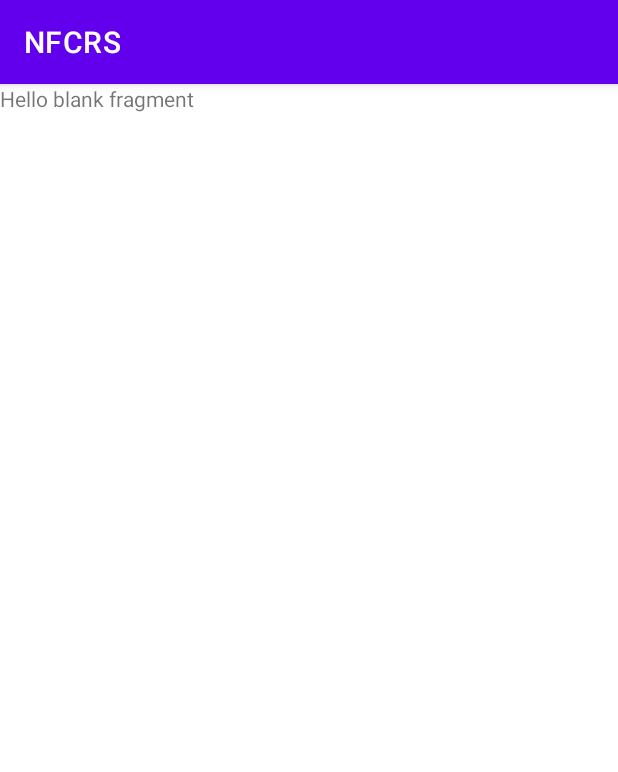
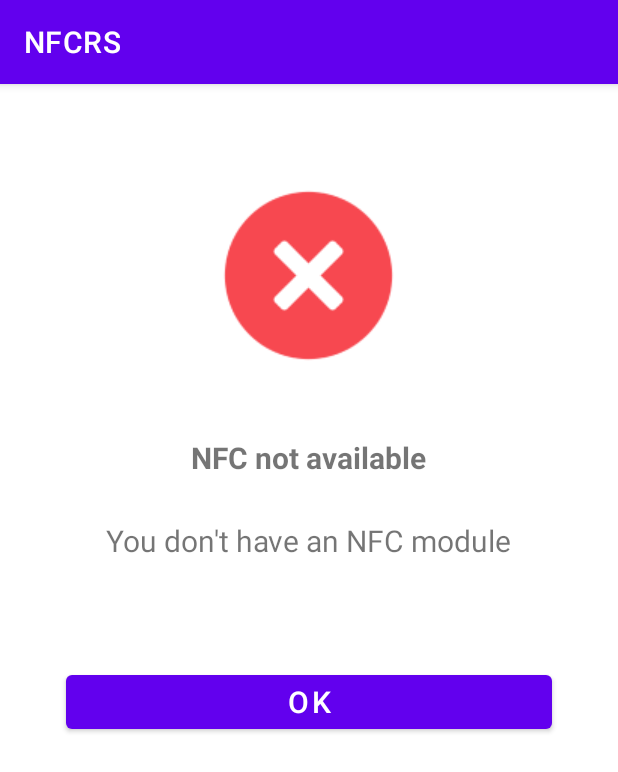
Before and after one commit to Xek0mb1k/NFC_RS, an Android app: the fragment NfcOffFragment shown on its own in the app's theme, on a phone screen of 412 x 824 dp. Shown: the top 772 px of the screen. Run offline under Robolectric (Android 15) with nearby library versions, the phone set to English and light mode, and no system bars.

Commit message:
Create error fragment_error.xml

```diff
--- a/app/src/main/java/com/xekombik/nfcrg/NfcOffFragment.kt
+++ b/app/src/main/java/com/xekombik/nfcrg/ErrorFragment.kt
@@ -34,7 +34,7 @@ class NfcOffFragment : Fragment() {
         savedInstanceState: Bundle?
     ): View? {
         // Inflate the layout for this fragment
-        return inflater.inflate(R.layout.fragment_nfc_off, container, false)
+        return inflater.inflate(R.layout.fragment_error, container, false)
     }
 
     companion object {
--- a/app/src/main/java/com/xekombik/nfcrg/NotAvailableFragment.kt
+++ /dev/null
@@ -1,20 +0,0 @@
-package com.xekombik.nfcrg
-
-import android.os.Bundle
-import androidx.fragment.app.Fragment
-import android.view.LayoutInflater
-import android.view.View
-import android.view.ViewGroup
-
-class NotAvailableFragment : Fragment() {
-
-
-
-    override fun onCreateView(
-        inflater: LayoutInflater, container: ViewGroup?,
-        savedInstanceState: Bundle?
-    ): View? {
-        // Inflate the layout for this fragment
-        return inflater.inflate(R.layout.fragment_not_available, container, false)
-    }
-}
--- /dev/null
+++ b/app/src/main/res/layout/fragment_error.xml
@@ -0,0 +1,54 @@
+<?xml version="1.0" encoding="utf-8"?>
+<FrameLayout xmlns:android="http://schemas.android.com/apk/res/android"
+    xmlns:tools="http://schemas.android.com/tools"
+    android:layout_width="match_parent"
+    android:layout_height="match_parent"
+    tools:context=".NfcOffFragment">
+
+    <LinearLayout
+        android:layout_width="match_parent"
+        android:layout_height="match_parent"
+        android:orientation="vertical"
+        tools:ignore="UselessParent">
+
+        <ImageView
+            android:id="@+id/errorImage"
+            android:layout_width="wrap_content"
+            android:layout_height="wrap_content"
+            android:layout_gravity="center_horizontal"
+            android:layout_marginTop="70dp"
+            android:contentDescription="@string/error"
+            android:src="@drawable/error_not_available" />
+
+        <TextView
+            android:id="@+id/errorName"
+            android:layout_width="wrap_content"
+            android:layout_height="wrap_content"
+            android:layout_gravity="center_horizontal"
+            android:layout_marginTop="50dp"
+            android:text="@string/nfc_not_available"
+            android:textSize="20sp"
+            android:textStyle="bold" />
+
+        <TextView
+            android:id="@+id/errorDescription"
+            android:layout_width="wrap_content"
+            android:layout_height="wrap_content"
+            android:layout_gravity="center_horizontal"
+            android:layout_marginTop="28dp"
+            android:text="@string/you_don_t_have_an_nfc_module"
+            android:textSize="20sp" />
+
+        <Button
+            android:id="@+id/button"
+            android:layout_width="match_parent"
+            android:layout_height="wrap_content"
+            android:layout_gravity="center_horizontal"
+            android:layout_marginStart="44dp"
+            android:layout_marginEnd="44dp"
+            android:layout_marginTop="70dp"
+            android:text="@string/ok"
+            android:textSize="20sp" />
+    </LinearLayout>
+
+</FrameLayout>
--- a/app/src/main/res/layout/fragment_nfc_off.xml
+++ /dev/null
@@ -1,14 +0,0 @@
-<?xml version="1.0" encoding="utf-8"?>
-<FrameLayout xmlns:android="http://schemas.android.com/apk/res/android"
-    xmlns:tools="http://schemas.android.com/tools"
-    android:layout_width="match_parent"
-    android:layout_height="match_parent"
-    tools:context=".NfcOffFragment">
-
-    <!-- TODO: Update blank fragment layout -->
-    <TextView
-        android:layout_width="match_parent"
-        android:layout_height="match_parent"
-        android:text="@string/hello_blank_fragment" />
-
-</FrameLayout>
--- a/app/src/main/res/layout/fragment_not_available.xml
+++ /dev/null
@@ -1,14 +0,0 @@
-<?xml version="1.0" encoding="utf-8"?>
-<FrameLayout xmlns:android="http://schemas.android.com/apk/res/android"
-    xmlns:tools="http://schemas.android.com/tools"
-    android:layout_width="match_parent"
-    android:layout_height="match_parent"
-    tools:context=".NotAvailableFragment">
-
-    <!-- TODO: Update blank fragment layout -->
-    <TextView
-        android:layout_width="match_parent"
-        android:layout_height="match_parent"
-        android:text="@string/hello_blank_fragment" />
-
-</FrameLayout>
--- a/app/src/main/res/values/strings.xml
+++ b/app/src/main/res/values/strings.xml
@@ -3,4 +3,8 @@
     <string name="edit_text_text">Data will be here</string>
     <!-- TODO: Remove or change this placeholder text -->
     <string name="hello_blank_fragment">Hello blank fragment</string>
+    <string name="error">Error</string>
+    <string name="nfc_not_available">NFC not available</string>
+    <string name="you_don_t_have_an_nfc_module">You don\'t have an NFC module</string>
+    <string name="ok">OK</string>
 </resources>
```
Also changed, not shown: app/src/main/res/drawable/error_nfc_off.png (added), app/src/main/res/drawable/error_not_available.png (added).
